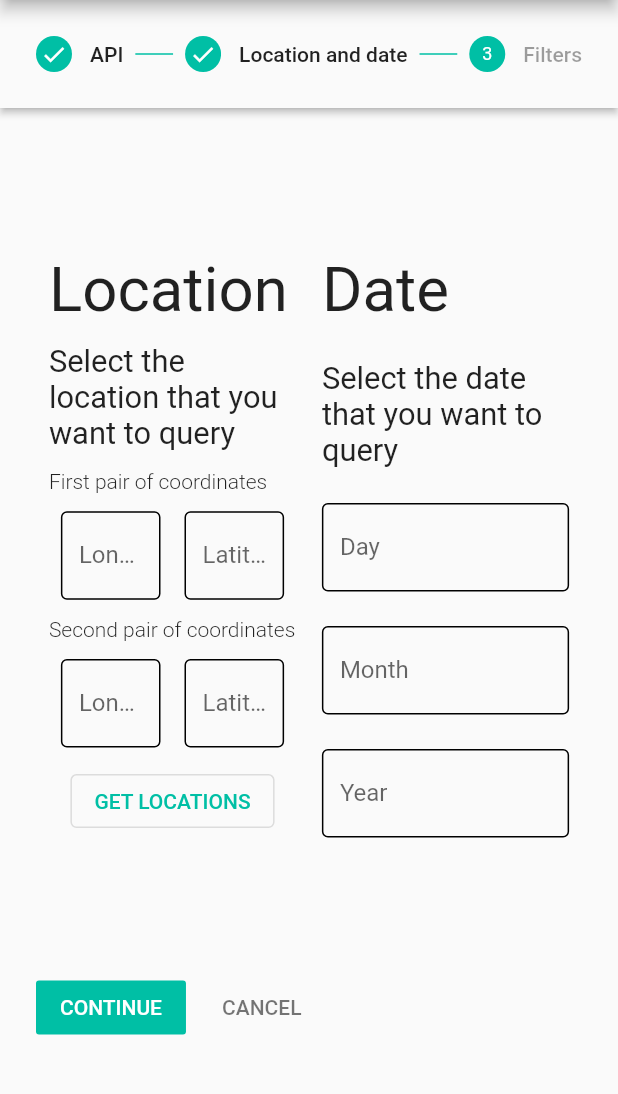
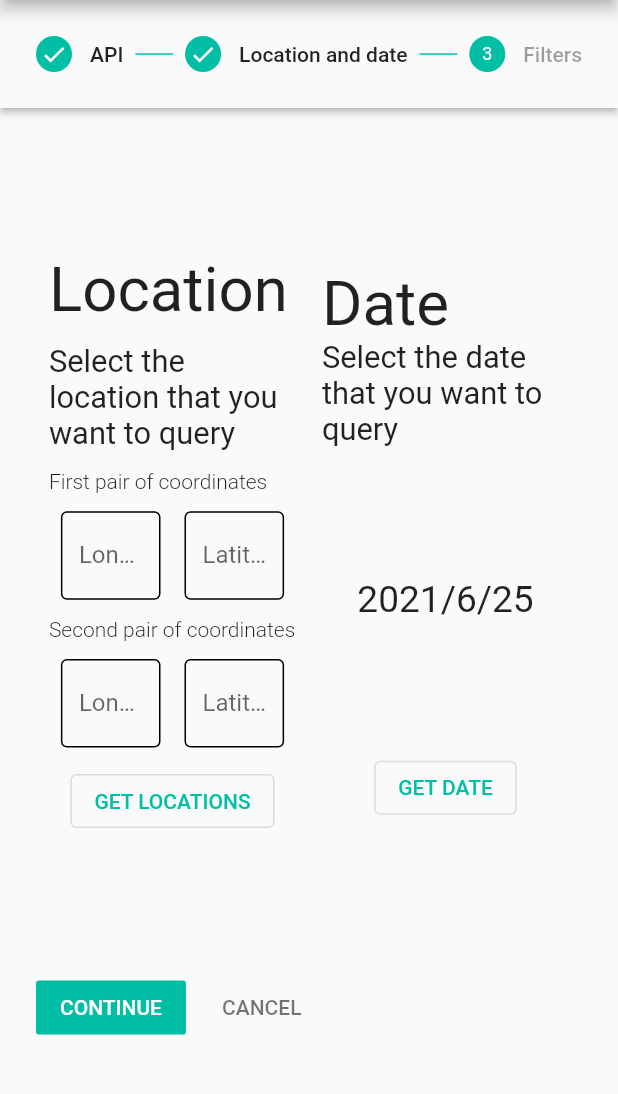
Before and after one commit to LiquidGalaxyLAB/image-satellite-visualizer, a Flutter app: the ImageForm screen opened directly, after a tap on "CONTINUE", on a phone screen of 412 x 824 dp, the part 84-1178 px from its top. Run offline on Flutter 3.47's test engine with Material 2 defaults, Android fonts, the phone set to English and light mode, and no system bars; our stand-ins replace google_maps_flutter, hive, hive_flutter; accounts and stored records are empty; network calls fail.

Commit message:
date picker

```diff
--- a/lib/screens/image_form/steps/data_step.dart
+++ b/lib/screens/image_form/steps/data_step.dart
@@ -14,6 +14,8 @@ class _DataStepState extends State<DataStep> {
   TextEditingController _firstLongitude = TextEditingController();
   TextEditingController _secondLatitude = TextEditingController();
   TextEditingController _secondLongitude = TextEditingController();
+
+  DateTime selectedDate = DateTime.now();
 
   @override
   Widget build(BuildContext context) {
@@ -149,7 +151,7 @@ class _DataStepState extends State<DataStep> {
             ),
           ),
           Container(
-            height: screenSize.height * 0.5,
+            height: screenSize.height * 0.45,
             width: screenSize.width * 0.4,
             child: Column(
               crossAxisAlignment: CrossAxisAlignment.start,
@@ -166,42 +168,22 @@ class _DataStepState extends State<DataStep> {
                     fontSize: screenSize.height * 0.025,
                   ),
                 ),
-                TextField(
-                  decoration: new InputDecoration(
-                    focusedBorder: OutlineInputBorder(
-                      borderSide: BorderSide(),
-                    ),
-                    enabledBorder: OutlineInputBorder(
-                      borderSide: BorderSide(),
-                    ),
-                    hintText: 'Day',
-                    labelText: 'Day',
+                Spacer(),
+                Center(
+                  child: Text(
+                    '${selectedDate.year}/${selectedDate.month}/${selectedDate.day}',
+                    style: TextStyle(
+                    fontSize: screenSize.height * 0.03,
+                  ),
                   ),
                 ),
-                TextField(
-                  decoration: new InputDecoration(
-                    focusedBorder: OutlineInputBorder(
-                      borderSide: BorderSide(),
-                    ),
-                    enabledBorder: OutlineInputBorder(
-                      borderSide: BorderSide(),
-                    ),
-                    hintText: 'Month',
-                    labelText: 'Month',
+                Spacer(),
+                Center(
+                  child: OutlinedButton(
+                    child: Text('GET DATE'),
+                    onPressed: () async => await _selectDate(context),
                   ),
-                ),
-                TextField(
-                  decoration: new InputDecoration(
-                    focusedBorder: OutlineInputBorder(
-                      borderSide: BorderSide(),
-                    ),
-                    enabledBorder: OutlineInputBorder(
-                      borderSide: BorderSide(),
-                    ),
-                    hintText: 'Year',
-                    labelText: 'Year',
-                  ),
-                ),
+                )
               ],
             ),
           ),
@@ -222,4 +204,17 @@ class _DataStepState extends State<DataStep> {
           markers.values.elementAt(1).position.longitude.toString();
     });
   }
+
+  Future<void> _selectDate(BuildContext context) async {
+    final DateTime? picked = await showDatePicker(
+      context: context,
+      initialDate: selectedDate,
+      firstDate: DateTime(2015, 8),
+      lastDate: DateTime(2101),
+    );
+    if (picked != null && picked != selectedDate)
+      setState(() {
+        selectedDate = picked;
+      });
+  }
 }
```
Also changed, not shown: 3 other files.
